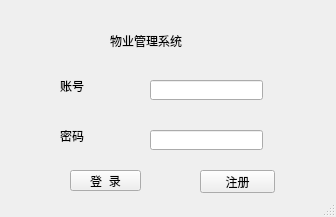
Above: Login.ui from Arsene-W/SQLCD before the change. Below: the same form after it.
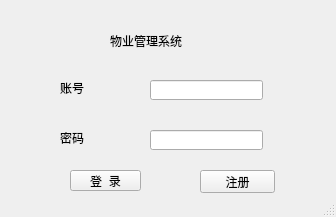
That is the form after the change.

Patch:
```diff
--- a/Login.ui
+++ b/Login.ui
@@ -10,6 +10,12 @@
     <height>217</height>
    </rect>
   </property>
+  <property name="sizePolicy">
+   <sizepolicy hsizetype="Fixed" vsizetype="Fixed">
+    <horstretch>0</horstretch>
+    <verstretch>0</verstretch>
+   </sizepolicy>
+  </property>
   <property name="windowTitle">
    <string>登   录</string>
   </property>
@@ -36,10 +42,13 @@
      <rect>
       <x>60</x>
       <y>80</y>
-      <width>54</width>
-      <height>12</height>
+      <width>51</width>
+      <height>16</height>
      </rect>
     </property>
+    <property name="styleSheet">
+     <string notr="true">font: 75 10pt &quot;微软雅黑&quot;;</string>
+    </property>
     <property name="text">
      <string>账号</string>
     </property>
@@ -49,10 +58,13 @@
      <rect>
       <x>60</x>
       <y>130</y>
-      <width>54</width>
-      <height>12</height>
+      <width>51</width>
+      <height>16</height>
      </rect>
     </property>
+    <property name="styleSheet">
+     <string notr="true">font: 75 10pt &quot;微软雅黑&quot;;</string>
+    </property>
     <property name="text">
      <string>密码</string>
     </property>
```
Left out of the diff: 8 changed lines with no effect on the pictures.
